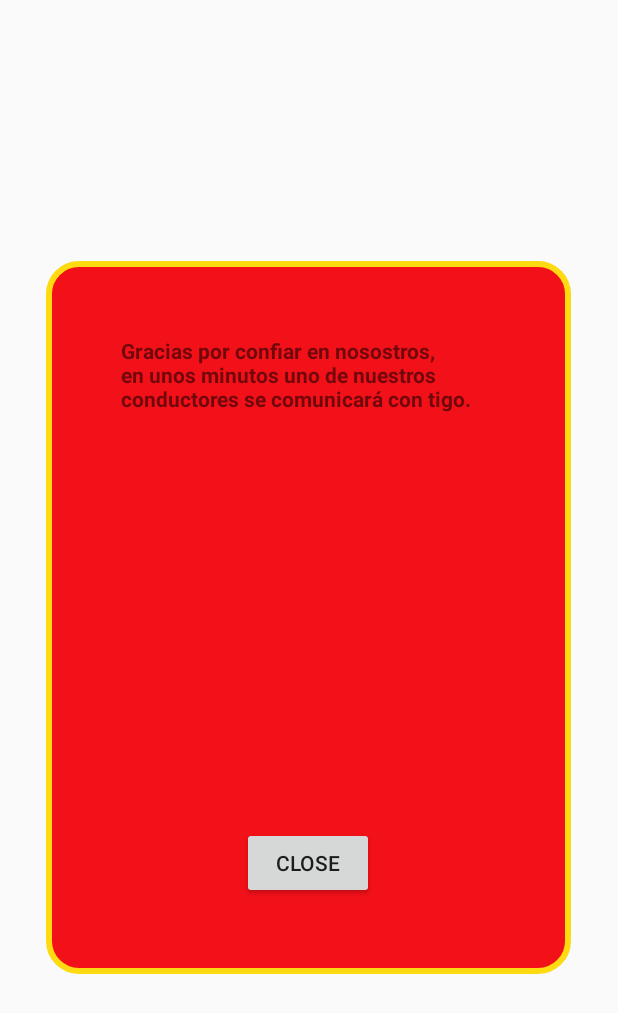
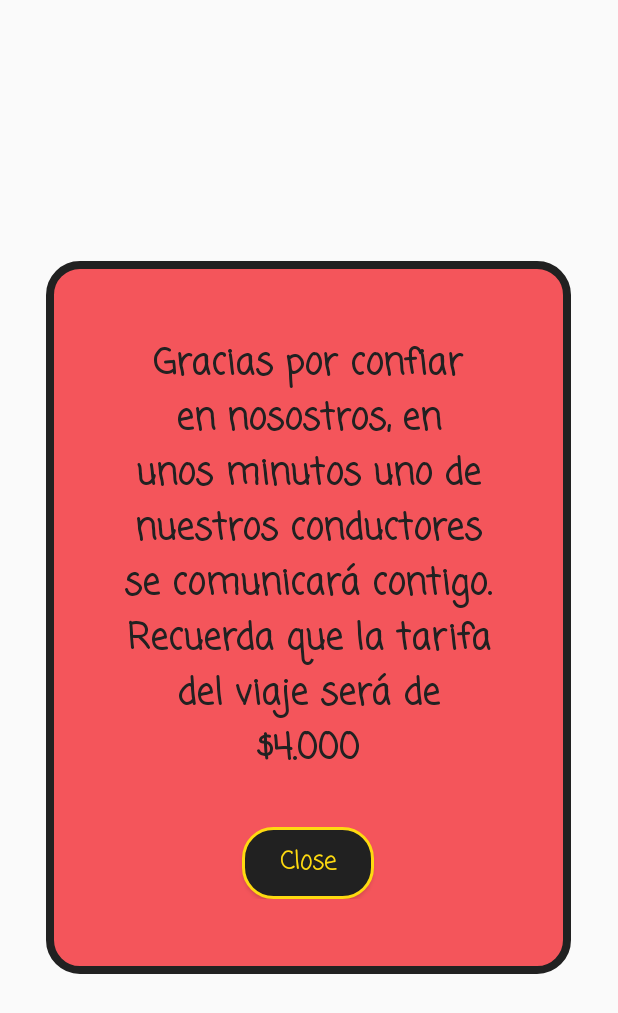
Before and after one commit to sn3id3r/Ultimo2, an Android app: the layout window.xml on its own in the app's theme, with its tools: preview values and no code run, on a phone screen of 412 x 824 dp. Shown: the top 1013 px of the screen. Run offline under Robolectric (Android 15) with nearby library versions, the phone set to English and light mode, and no system bars.

Commit message:
Cambios JCLP

```diff
--- a/app/src/main/res/drawable/pemerg.xml
+++ b/app/src/main/res/drawable/pemerg.xml
@@ -7,13 +7,15 @@
         android:bottomRightRadius="20dp" />
 
     <stroke
-        android:width="4dp"
-        android:color="@color/amarillo"
+        android:width="5dp"
+        android:color="@color/gradStop"
 
         />
 
     <solid
+
         android:color="@color/Rojizo"
         />
 
+
 </shape>
--- a/app/src/main/res/layout/activity_login.xml
+++ b/app/src/main/res/layout/activity_login.xml
@@ -102,7 +102,22 @@
                             android:textSize="15dp" />
 
                     </LinearLayout>
-
+                    <Button
+                        android:id="@+id/Ingresar"
+                        android:layout_width="wrap_content"
+                        android:layout_height="wrap_content"
+                        android:layout_marginLeft="70dp"
+                        android:layout_marginTop="40dp"
+                        android:background="@drawable/btn_bg"
+                        android:fontFamily="casual"
+                        android:onClick="Ingresar"
+                        android:paddingLeft="30dp"
+                        android:paddingRight="20dp"
+                        android:text="Ingresar ahora"
+                        android:textAllCaps="false"
+                        android:textColor="@color/amarillo"
+                        android:textSize="16dp"
+                        android:textStyle="bold" />
                 </LinearLayout>
             </LinearLayout>
 
@@ -144,22 +159,7 @@
             android:textColor="@color/amarillo"
             android:textStyle="bold" />
 
-        <Button
-            android:id="@+id/Ingresar"
-            android:layout_width="wrap_content"
-            android:layout_height="wrap_content"
-            android:layout_marginLeft="70dp"
-            android:layout_marginTop="30dp"
-            android:background="@drawable/btn_bg"
-            android:fontFamily="casual"
-            android:onClick="Ingresar"
-            android:paddingLeft="30dp"
-            android:paddingRight="20dp"
-            android:text="Ingresar ahora"
-            android:textAllCaps="false"
-            android:textColor="@color/amarillo"
-            android:textSize="16dp"
-            android:textStyle="bold" />
+
 
     </RelativeLayout>
 </RelativeLayout>
--- a/app/src/main/res/layout/window.xml
+++ b/app/src/main/res/layout/window.xml
@@ -1,58 +1,85 @@
 <?xml version="1.0" encoding="utf-8"?>
-<RelativeLayout
-    xmlns:android="http://schemas.android.com/apk/res/android"
+<RelativeLayout xmlns:android="http://schemas.android.com/apk/res/android"
+    xmlns:app="http://schemas.android.com/apk/res-auto"
     android:layout_width="350dp"
     android:layout_height="475dp"
     android:layout_gravity="center"
+    android:background="@drawable/pemerg"
     android:orientation="vertical"
-    android:background="@drawable/pemerg"
-    android:alpha="1"
     android:padding="50dp">
+
 
     <TextView
         android:id="@+id/text"
         android:layout_width="wrap_content"
         android:layout_height="wrap_content"
+        android:fontFamily="casual"
+        android:gravity="center"
         android:text="@string/Mensaje_1"
+        android:textSize="24sp"
+        android:textStyle="bold"
+        android:textColor="@color/gradStop"
+        app:fontFamily="casual" />
+
+
+    <TextView
+        android:id="@+id/text1"
+        android:layout_width="wrap_content"
+        android:layout_height="wrap_content"
+        android:layout_below="@id/text"
+        android:layout_marginTop="20dp"
+        android:fontFamily="casual"
+        android:textColor="@color/gradStop"
+        android:textSize="18dp"
         android:textStyle="bold" />
 
     <TextView
-        android:id="@+id/text1"
-        android:layout_marginTop="10dp"
-        android:layout_below="@id/text"
+        android:id="@+id/text2"
         android:layout_width="wrap_content"
         android:layout_height="wrap_content"
-        android:textStyle="bold" />
-    <TextView
-        android:id="@+id/text2"
+        android:layout_below="@id/text1"
         android:layout_marginTop="10dp"
-        android:layout_below="@id/text1"
-        android:layout_width="wrap_content"
-        android:layout_height="wrap_content"
+        android:fontFamily="casual"
+        android:textColor="@color/gradStop"
+        android:textSize="18dp"
         android:textStyle="bold" />
 
     <TextView
         android:id="@+id/text3"
-        android:layout_marginTop="10dp"
-        android:layout_below="@id/text2"
         android:layout_width="wrap_content"
         android:layout_height="wrap_content"
+        android:layout_below="@id/text2"
+        android:layout_marginTop="10dp"
+        android:fontFamily="casual"
+        android:textColor="@color/gradStop"
+        android:textSize="18dp"
         android:textStyle="bold" />
+
     <TextView
         android:id="@+id/text4"
-        android:layout_marginTop="10dp"
-        android:layout_below="@id/text3"
         android:layout_width="wrap_content"
         android:layout_height="wrap_content"
+        android:layout_below="@id/text3"
+        android:layout_marginTop="10dp"
+        android:fontFamily="casual"
+        android:textColor="@color/gradStop"
+        android:textSize="18dp"
         android:textStyle="bold" />
 
     <Button
         android:id="@+id/close"
+        android:layout_width="wrap_content"
+        android:layout_height="wrap_content"
         android:layout_alignParentBottom="true"
         android:layout_centerHorizontal="true"
-        android:layout_width="wrap_content"
-        android:layout_height="wrap_content"
+        android:background="@drawable/btn_bg"
+        android:fontFamily="casual"
+        android:onClick="cerrar"
         android:text="Close"
-        android:onClick="cerrar"/>
+        android:textAllCaps="false"
+        android:textColor="@color/amarillo"
+        android:textSize="16dp"
+        android:textStyle="bold" />
+
 
 </RelativeLayout>
--- a/app/src/main/res/values/colors.xml
+++ b/app/src/main/res/values/colors.xml
@@ -11,7 +11,7 @@
     <color name="amarillo">#feda10</color>
     <color name="White">#ffffff</color>
     <color name="Black">#000000</color>
-    <color name="Rojizo">#f21019</color>
+    <color name="Rojizo">#B3f21019</color>
 
 
 </resources>
--- a/app/src/main/res/values/strings.xml
+++ b/app/src/main/res/values/strings.xml
@@ -2,8 +2,8 @@
     <string name="app_name">My Application</string>
     <string name="title_activity_maps">Map</string>
     <string name="Mensaje_1">Gracias por confiar en nosostros,
-        en unos minutos uno de nuestros conductores se comunicará con tigo.</string>
-    <string name="Mensaje_2">Por favor dirijase a la ubicación del usuario</string>
+        en unos minutos uno de nuestros conductores se comunicará contigo. Recuerda que la tarifa del viaje será de $4.000</string>
+    <string name="Mensaje_2">Por favor dirijase a la ubicación del usuario.Re</string>
     <string name="Tx1">Nombre: </string>
     <string name="Tx2">Celular: </string>
 </resources>
```
